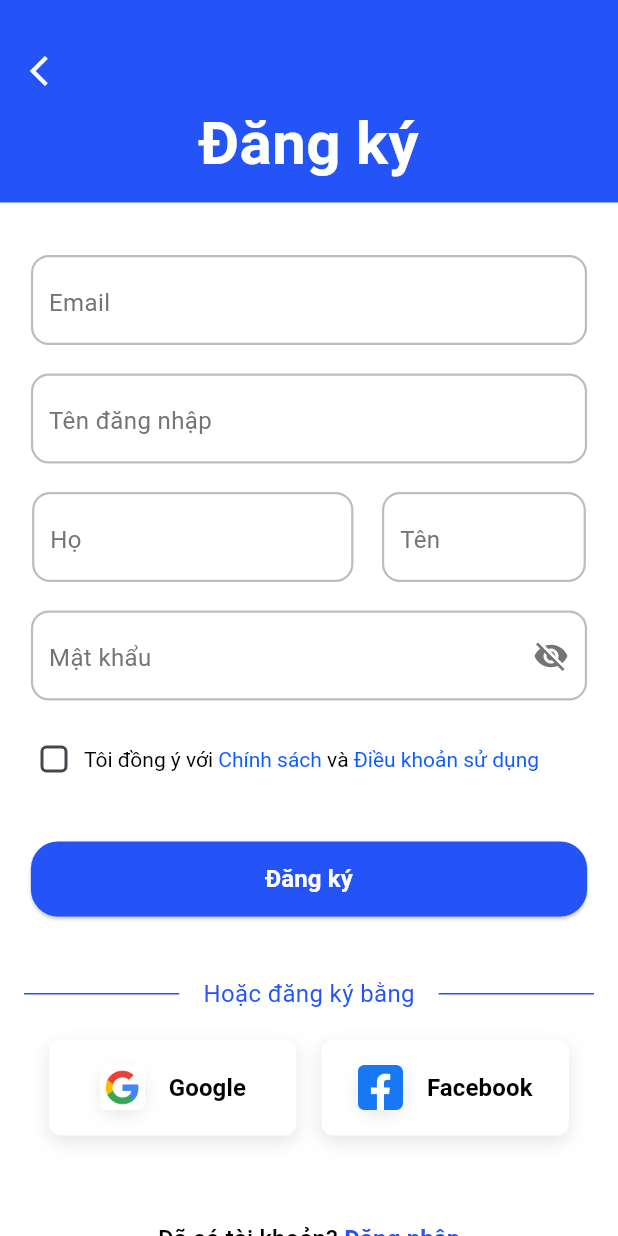
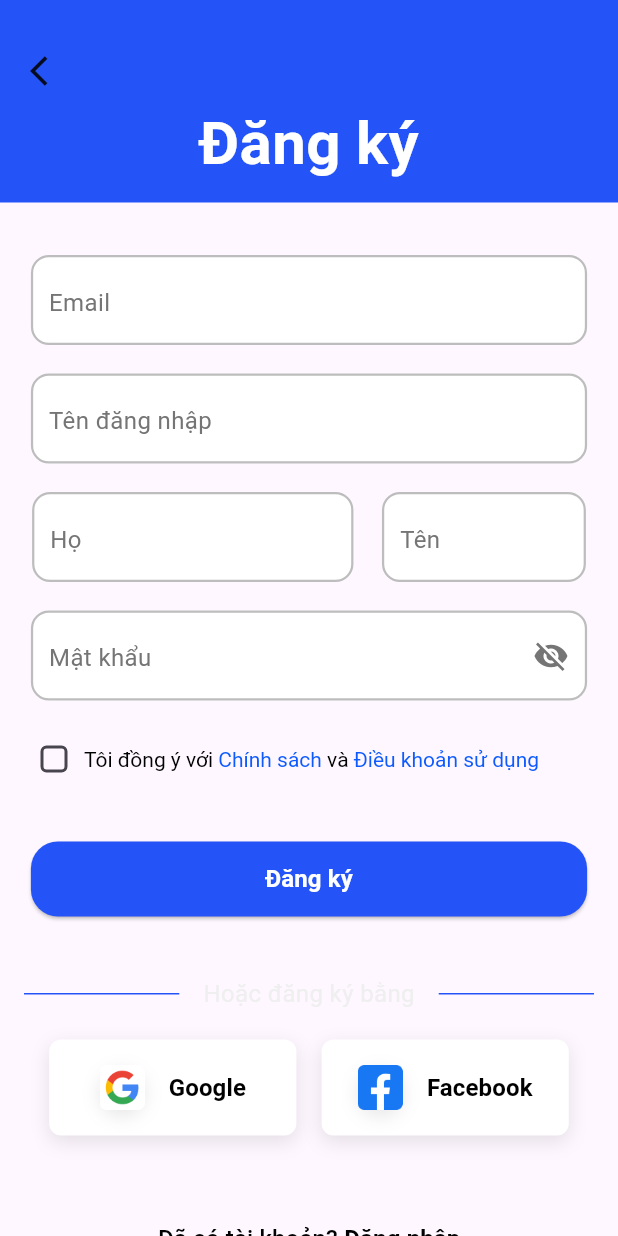
Before and after one commit to huudat31/Hit_Tech, a Flutter app: the RegisterScreen screen opened by its route, on a phone screen of 412 x 824 dp. Run offline on Flutter 3.47's test engine with Material 3 defaults, Android fonts, the phone set to English and light mode, and no system bars; our stand-ins replace dio, equatable, firebase_core, flutter_bloc, shared_preferences; accounts and stored records are empty.

Commit message:
update colors for app

```diff
--- a/lib/core/constants/app_color.dart
+++ b/lib/core/constants/app_color.dart
@@ -1,7 +1,38 @@
 import "package:flutter/material.dart";
 
 class AppColors {
-  static const Color primaryAppColor = Color(0xFF2454F8);
-  static const Color borderColors = Color(0xFF989DA1);
-  static const Color backgroundColor = Color.fromARGB(255, 255, 255, 255);
+  // Blue
+  static const Color bLight = Color(0xFFe8f4fc);
+  static const Color bLightHover = Color(0xFFdceefb);
+  static const Color bLightActive = Color(0xFFb6dbf6);
+  static const Color bNormal = Color(0xFF148ce2);
+  static const Color bNormalHover = Color(0xFF127ecb);
+  static const Color bNormalActive = Color(0xFF1070b5);
+  static const Color bDark = Color(0xFF0f69aa);
+  static const Color bDarkHover = Color(0xFF0c5488);
+  static const Color bDarkActive = Color(0xFF093f66);
+  static const Color bDarker = Color(0xFF07314f);
+
+  //Black
+  static const Color lighter = Color(0xFF8c8c8c);
+  static const Color lightHover = Color(0xFF757575);
+  static const Color lightActive = Color(0xFF595959);
+  static const Color normal = Color(0xFF000000);
+  static const Color normalHover = Color(0xFF000000);
+  static const Color normalActive = Color(0xFF000000);
+  static const Color dark = Color(0xFF000000);
+  static const Color darkHover = Color(0xFF000000);
+  static const Color darkActive = Color(0xFF000000);
+
+  //White
+  static const Color wWhite = Color(0xFFffffff);
+  static const Color wWhiteHover = Color(0xFFfcfdfd);
+  static const Color wWhiteActive = Color(0xFFf5f7f9);
+  static const Color wLight = Color(0xFFfcfdfd);
+  static const Color wLightHover = Color(0xFFf5f7f9);
+  static const Color wLightActive = Color(0xFFf0f3f6);
+  static const Color wNormal = Color(0xFFf9fafb);
+  static const Color wNormalHover = Color(0xFFf2f4f7);
+  static const Color wNormalActive = Color(0xFFebeef2);
+  static const Color wDark = Color(0xFFf6f8f9);
 }
--- a/lib/screens/register_screen.dart
+++ b/lib/features/auth/screens/register_screen.dart
@@ -43,7 +43,7 @@ class _RegisterScreenState extends State<RegisterScreen> {
     final double screenWidth = MediaQuery.of(context).size.width;
 
     return Scaffold(
-      backgroundColor: AppColors.backgroundColor,
+      // backgroundColor: AppColors.backgroundColor,
       body: SafeArea(
         // Thêm BlocListener để lắng nghe AuthState
         child: BlocListener<AuthBloc, AuthState>(
@@ -118,7 +118,7 @@ class _RegisterScreenState extends State<RegisterScreen> {
       onTap: () => Navigator.pop(context),
       child: const Icon(
         Icons.arrow_back_ios,
-        color: AppColors.backgroundColor,
+        // color: AppColors.backgroundColor,
         size: AppDimensions.backIconSize,
       ),
     );
@@ -227,7 +227,7 @@ class _RegisterScreenState extends State<RegisterScreen> {
             Checkbox(
               value: _agree,
               onChanged: (v) => setState(() => _agree = v ?? false),
-              activeColor: AppColors.primaryAppColor,
+              // activeColor: AppColors.primaryAppColor,
               shape: RoundedRectangleBorder(
                 borderRadius: BorderRadius.circular(4),
               ),
@@ -283,15 +283,15 @@ class _RegisterScreenState extends State<RegisterScreen> {
   Widget _buildDivider() {
     return const Row(
       children: [
-        Expanded(child: Divider(color: AppColors.primaryAppColor)),
+        Expanded(child: Divider(color: Color(0xFF2454F8))),
         Padding(
           padding: EdgeInsets.symmetric(horizontal: AppDimensions.spaceS),
           child: Text(
             AppStrings.orRegisterWith,
-            style: TextStyle(color: AppColors.primaryAppColor, fontSize: 16),
+            style: TextStyle(color: Color(0xeeeeeeee), fontSize: 16),
           ),
         ),
-        Expanded(child: Divider(color: AppColors.primaryAppColor)),
+        Expanded(child: Divider(color: Color(0xFF2454F8))),
       ],
     );
   }
@@ -330,7 +330,7 @@ class _RegisterScreenState extends State<RegisterScreen> {
               TextSpan(
                 text: AppStrings.login,
                 style: TextStyle(
-                  color: AppColors.primaryAppColor,
+                  // color: AppColors.primaryAppColor,
                   fontWeight: FontWeight.w600,
                   decoration: TextDecoration.underline,
                 ),
--- a/lib/main.dart
+++ b/lib/main.dart
@@ -5,8 +5,8 @@ import 'package:hit_tech/features/auth/register/blocs/register_cubit.dart';
 import 'package:hit_tech/features/auth/forgot_password/presentations/screens/forgot_password_screen.dart';
 import 'package:hit_tech/features/auth/presentation/screens/home_screen.dart';
 import 'package:hit_tech/features/auth/presentation/screens/splash_screen.dart';
-import 'package:hit_tech/screens/login_screen.dart';
-import 'package:hit_tech/screens/register_screen.dart';
+import 'package:hit_tech/features/auth/screens/login_screen.dart';
+import 'package:hit_tech/features/auth/screens/register_screen.dart';
 
 void main() {
   runApp(MyApp());
```
Also changed, not shown: lib/features/auth/screens/login_screen.dart (renamed from lib/screens/login_screen.dart), lib/features/auth/screens/opt_verification_screen.dart (renamed from lib/screens/opt_verification_screen.dart).
